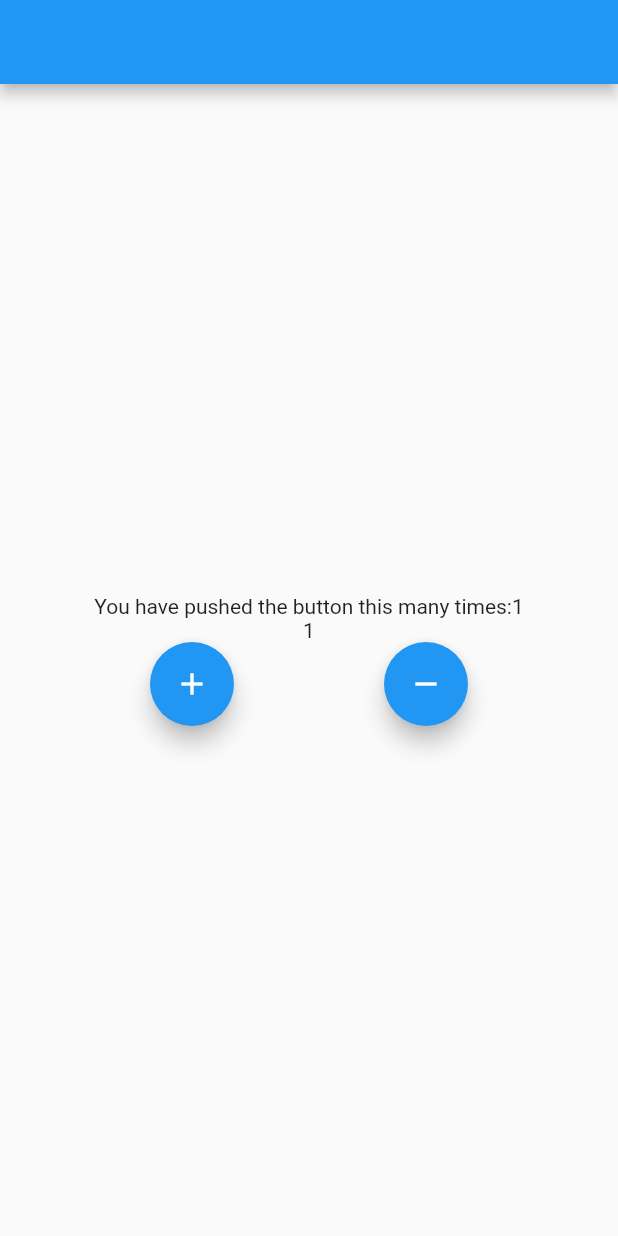
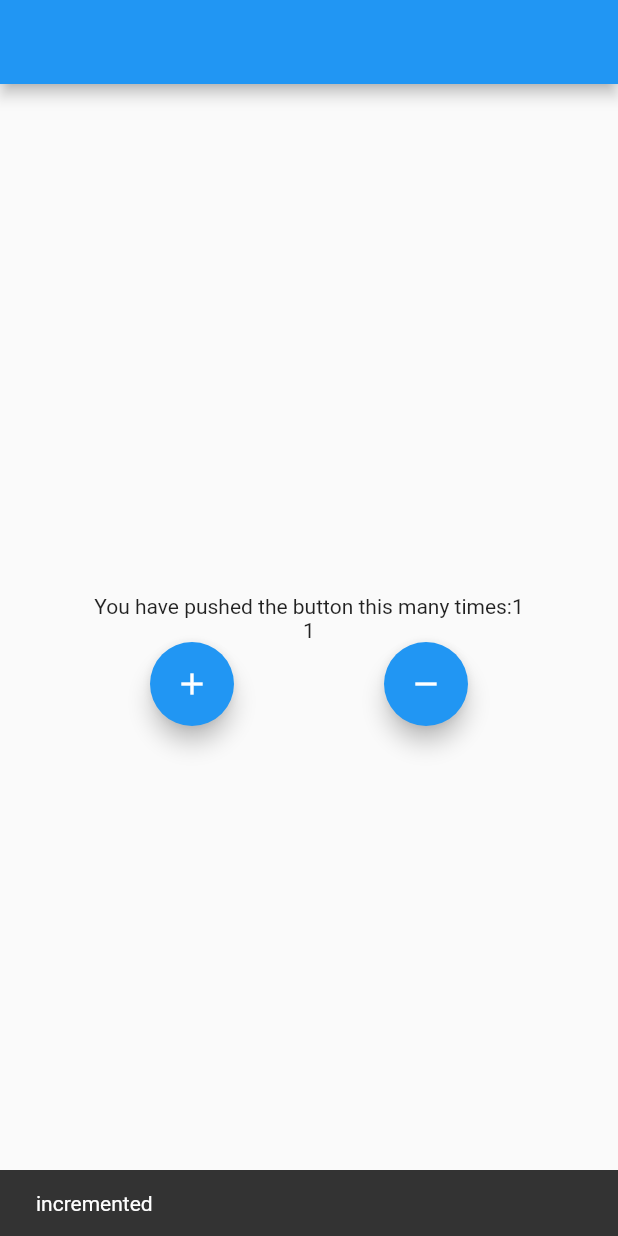
Before and after one commit to krish-bhanushali/Flutter-Bloc-Simplified, a Flutter app: the screen it shows after launch, after a tap on the "add" icon, on a phone screen of 412 x 824 dp. Run offline on Flutter 3.47's test engine with Material 2 defaults, Android fonts, the phone set to English and light mode, and no system bars; our stand-ins replace bloc, flutter_bloc.

```diff
--- a/lib/src/cubit/counter_cubit.dart
+++ b/lib/src/cubit/counter_cubit.dart
@@ -5,7 +5,9 @@ part 'counter_state.dart';
 class CounterCubit extends Cubit<CounterState> {
   CounterCubit() : super(CounterState(counterValue: 0));
 
-  void increment() => emit(CounterState(counterValue: state.counterValue + 1));
+  void increment() => emit(
+      CounterState(counterValue: state.counterValue + 1, wasIncremented: true));
 
-  void decrement() => emit(CounterState(counterValue: state.counterValue - 1));
+  void decrement() => emit(CounterState(
+      counterValue: state.counterValue - 1, wasIncremented: false));
 }
--- a/lib/src/cubit/counter_state.dart
+++ b/lib/src/cubit/counter_state.dart
@@ -1,6 +1,7 @@
 part of 'counter_cubit.dart';
 
 class CounterState {
-  CounterState({required this.counterValue});
+  CounterState({required this.counterValue, this.wasIncremented});
   int counterValue;
+  bool? wasIncremented;
 }
--- a/lib/src/presentation/CounterPage/counter_view.dart
+++ b/lib/src/presentation/CounterPage/counter_view.dart
@@ -9,7 +9,14 @@ class CounterView extends StatelessWidget {
   Widget build(BuildContext context) {
     return Scaffold(
         appBar: AppBar(),
-        body: Center(
+        body: BlocListener<CounterCubit, CounterState>(
+          listener: (context, state) {
+            // TODO: implement listener
+            if(state.wasIncremented!){
+              ScaffoldMessenger.of(context).showSnackBar(SnackBar(content: Text("incremented")));
+            }
+          },
+          child: Center(
               child: Column(
             mainAxisAlignment: MainAxisAlignment.center,
             children: [
@@ -42,6 +49,7 @@ class CounterView extends StatelessWidget {
                 ],
               )
             ],
-        )));
+          )),
+        ));
   }
 }
```
Lines whose indentation alone changed are shown as unchanged.
